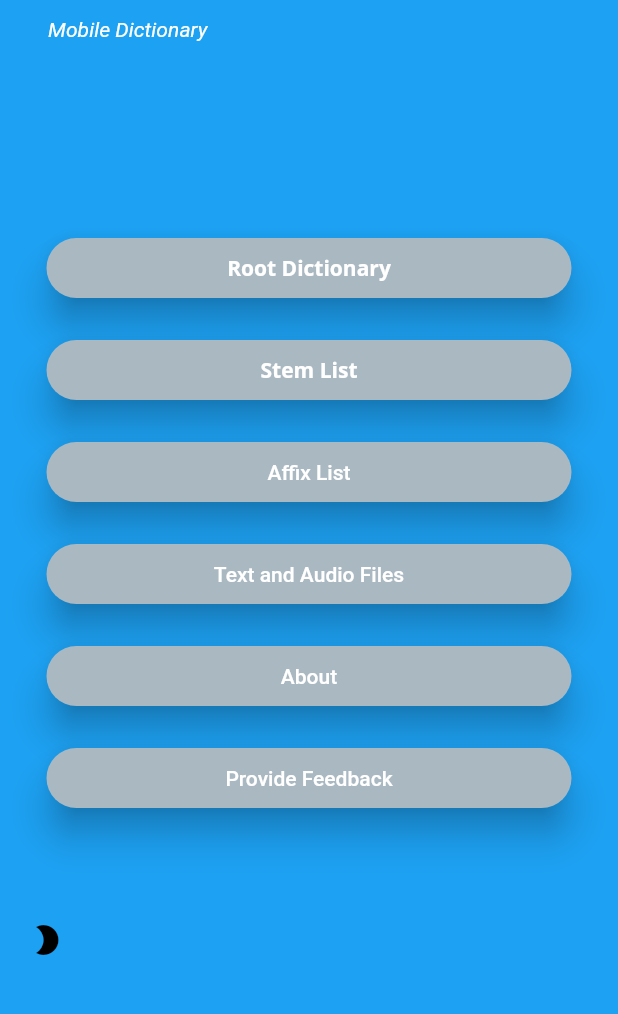
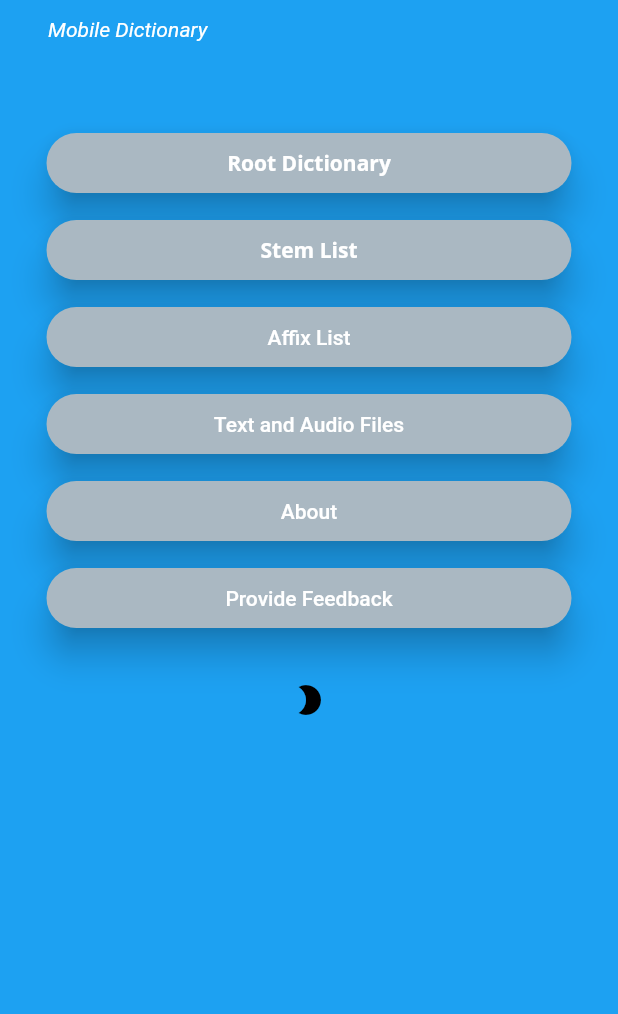
Before and after one commit to Brandz96/Coeur-D-Alene-MD, a Flutter app: the screen it shows after launch, on a phone screen of 412 x 824 dp, the part 218-1232 px from its top. Run offline on Flutter 3.47's test engine with Material 2 defaults, Android fonts, the phone set to English and light mode, and no system bars; our stand-ins replace cloud_firestore, fluttertoast; accounts and stored records are empty.

Commit message:
Fixed padding error, moved icon to the center to avoid potential issues with other screens.

```diff
--- a/lib/HomePage.dart
+++ b/lib/HomePage.dart
@@ -16,14 +16,6 @@ class Home extends StatefulWidget {
 }
 
 class _Home extends State<Home> {
-  final List<String> _data = [
-    "Root Dictionary",
-    "Stem List",
-    "Affix List",
-    "Audio Files",
-    "About",
-    "Feedback",
-  ];
 
   int counter = 0;
 
@@ -35,7 +27,7 @@ class _Home extends State<Home> {
         crossAxisAlignment: CrossAxisAlignment.start,
         children: <Widget>[
           new Container(
-            height: 250,
+            height: 230,
             width: double.infinity,
             decoration: BoxDecoration(
               borderRadius: BorderRadius.only(
@@ -74,8 +66,10 @@ class _Home extends State<Home> {
           ),
           new Center(
             child: new Column(
+              crossAxisAlignment: CrossAxisAlignment.center,
+              mainAxisSize: MainAxisSize.min,
               children: <Widget>[
-                new Padding(padding: EdgeInsets.only(top: 50)),
+
                 RaisedButton(
                     color: getColor(),
                     elevation: 10,
@@ -108,7 +102,7 @@ class _Home extends State<Home> {
                             style: TextStyle(fontFamily: 'Open Sans'),
                           ),
                         ))),
-                new Padding(padding: EdgeInsets.only(top: 20)),
+                new Padding(padding: EdgeInsets.only(top: 10)),
                 RaisedButton(
                     color: getColor(),
                     elevation: 10,
@@ -141,7 +135,7 @@ class _Home extends State<Home> {
                             style: TextStyle(fontFamily: 'Open Sans'),
                           ),
                         ))),
-                new Padding(padding: EdgeInsets.only(top: 20)),
+                new Padding(padding: EdgeInsets.only(top: 10)),
                 RaisedButton(
                     color: getColor(),
                     elevation: 10,
@@ -173,7 +167,7 @@ class _Home extends State<Home> {
                             textAlign: TextAlign.center,
                           ),
                         ))),
-                new Padding(padding: EdgeInsets.only(top: 20)),
+                new Padding(padding: EdgeInsets.only(top: 10)),
                 RaisedButton(
                     color: getColor(),
                     elevation: 10,
@@ -205,7 +199,7 @@ class _Home extends State<Home> {
                             textAlign: TextAlign.center,
                           ),
                         ))),
-                new Padding(padding: EdgeInsets.only(top: 20)),
+                new Padding(padding: EdgeInsets.only(top: 10)),
                 RaisedButton(
                     color: getColor(),
                     elevation: 10,
@@ -237,7 +231,7 @@ class _Home extends State<Home> {
                             textAlign: TextAlign.center,
                           ),
                         ))),
-                new Padding(padding: EdgeInsets.only(top: 20)),
+                new Padding(padding: EdgeInsets.only(top: 10)),
                 RaisedButton(
                     color: getColor(),
                     elevation: 10,
@@ -272,7 +266,7 @@ class _Home extends State<Home> {
                           ),
                         ))),
                 Padding(
-                    padding: EdgeInsets.only(top: 60, right: 350),
+                    padding: EdgeInsets.only(top: 20),
                     child: IconButton(
                         icon: Icon(Icons.brightness_2),
                         color: iconColor,
```
Also changed, not shown: pubspec.lock. Lines whose indentation alone changed are shown as unchanged.
